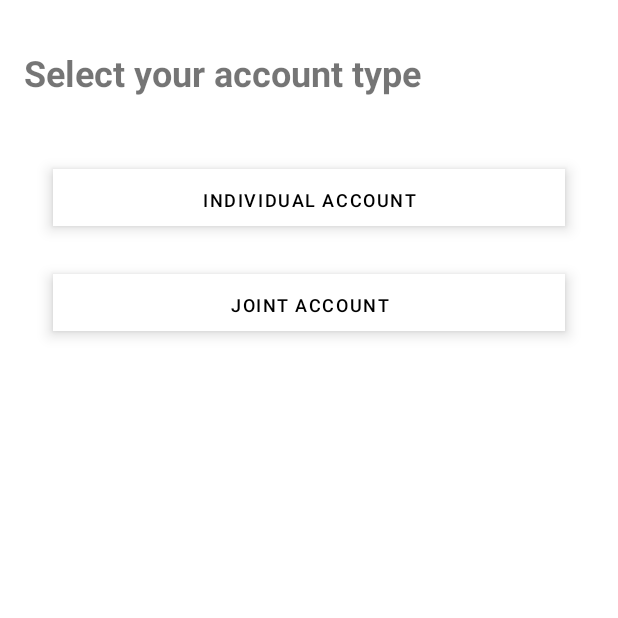
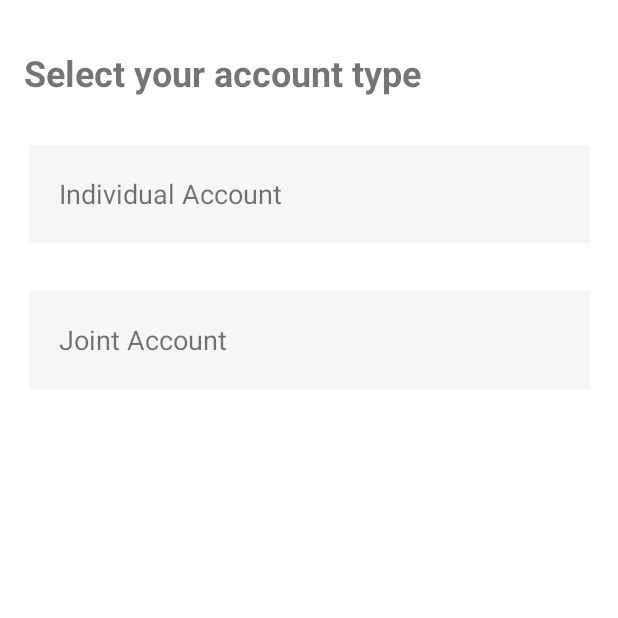
Before and after one commit to JieShengNP/OCBC-Team4-Android, an Android app: the SelectAccountType screen opened directly, with no data from a screen before it, on a phone screen of 412 x 824 dp, the top half of it. Run offline under Robolectric (Android 15) with nearby library versions, the phone set to English and light mode, and no system bars.

Commit message:
Update AccountType "Button" Style

```diff
--- a/app/src/main/java/io/github/jieshengnp/SelectAccountType.java
+++ b/app/src/main/java/io/github/jieshengnp/SelectAccountType.java
@@ -6,10 +6,11 @@ import android.content.Intent;
 import android.os.Bundle;
 import android.view.View;
 import android.widget.Button;
+import android.widget.TextView;
 
 public class SelectAccountType extends AppCompatActivity {
 
-    Button individualAccBtn, jointAccBtn;
+    TextView individualAccBtn, jointAccBtn;
 
     @Override
     protected void onCreate(Bundle savedInstanceState) {
--- a/app/src/main/res/layout/activity_select_account_type.xml
+++ b/app/src/main/res/layout/activity_select_account_type.xml
@@ -18,34 +18,53 @@
         app:layout_constraintStart_toStartOf="parent"
         app:layout_constraintTop_toTopOf="parent" />
 
-    <Button
+    <TextView
         android:id="@+id/IndividualAccBtn"
-        style="@style/Widget.MaterialComponents.ExtendedFloatingActionButton"
-        android:layout_width="0dp"
-        android:layout_height="38dp"
+        android:layout_width="374dp"
+        android:layout_height="65dp"
         android:layout_marginStart="35dp"
-        android:layout_marginTop="48dp"
+        android:layout_marginTop="32dp"
         android:layout_marginEnd="35dp"
-        android:text="Individual Account"
-        android:textSize="12dp"
-        app:backgroundTint="#ffffff"
+        android:background="#F6F6F6"
         app:layout_constraintEnd_toEndOf="parent"
         app:layout_constraintStart_toStartOf="parent"
         app:layout_constraintTop_toBottomOf="@+id/accTypeTitle" />
 
-    <Button
+    <TextView
+        android:id="@+id/IndividualAccTxt"
+        android:layout_width="wrap_content"
+        android:layout_height="wrap_content"
+        android:layout_marginStart="20dp"
+        android:layout_marginTop="20dp"
+        android:layout_marginBottom="21dp"
+        android:text="Individual Account"
+        android:textSize="18sp"
+        app:layout_constraintBottom_toBottomOf="@+id/IndividualAccBtn"
+        app:layout_constraintStart_toStartOf="@+id/IndividualAccBtn"
+        app:layout_constraintTop_toTopOf="@+id/IndividualAccBtn" />
+
+    <TextView
         android:id="@+id/JointAccBtn"
-        style="@style/Widget.MaterialComponents.ExtendedFloatingActionButton"
-        android:layout_width="0dp"
-        android:layout_height="38dp"
+        android:layout_width="374dp"
+        android:layout_height="65dp"
         android:layout_marginStart="35dp"
         android:layout_marginTop="32dp"
         android:layout_marginEnd="35dp"
-        android:text="Joint Account"
-        android:textSize="12dp"
-        app:backgroundTint="#ffffff"
+        android:background="#F6F6F6"
         app:layout_constraintEnd_toEndOf="parent"
-        app:layout_constraintHorizontal_bias="0.0"
         app:layout_constraintStart_toStartOf="parent"
         app:layout_constraintTop_toBottomOf="@+id/IndividualAccBtn" />
+
+    <TextView
+        android:id="@+id/JointAccTxt"
+        android:layout_width="wrap_content"
+        android:layout_height="wrap_content"
+        android:layout_marginStart="20dp"
+        android:layout_marginTop="20dp"
+        android:layout_marginBottom="21dp"
+        android:text="Joint Account"
+        android:textSize="18sp"
+        app:layout_constraintBottom_toBottomOf="@+id/JointAccBtn"
+        app:layout_constraintStart_toStartOf="@+id/JointAccBtn"
+        app:layout_constraintTop_toTopOf="@+id/JointAccBtn" />
 </androidx.constraintlayout.widget.ConstraintLayout>
```
